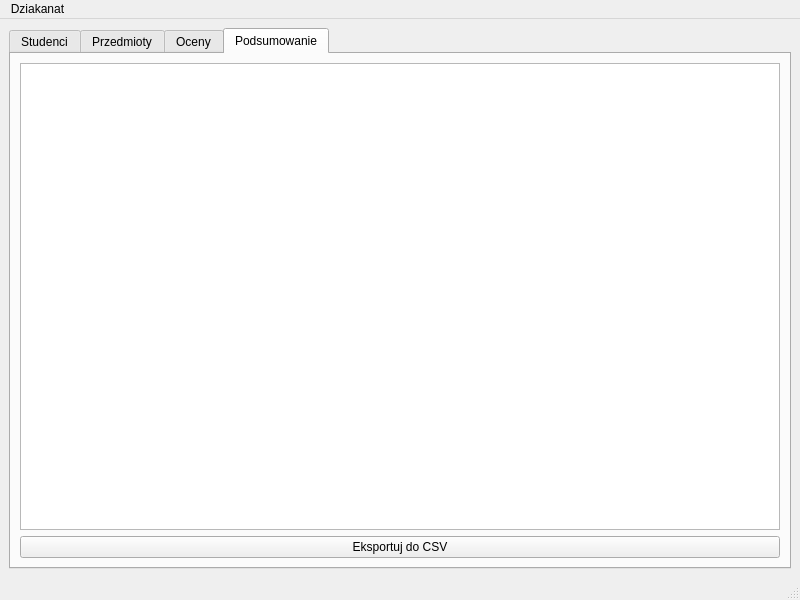
First picture: the form in mainwindow.ui, repository filipdbr/simple-student-crud, before the edit.
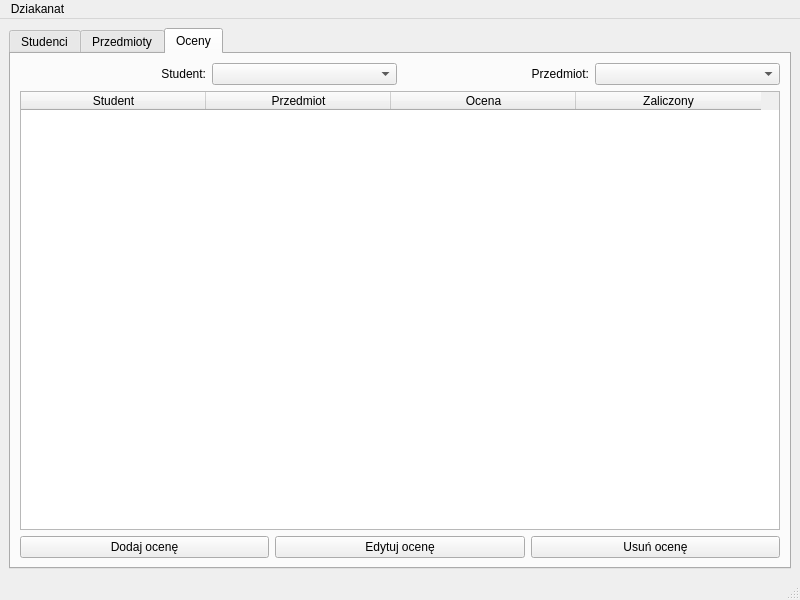
Second picture: the form after the edit. The open tabs and pages were chosen to show the change.

The edit to the form file:
```diff
--- a/mainwindow.ui
+++ b/mainwindow.ui
@@ -163,6 +163,9 @@
             <property name="text">
              <string>Student:</string>
             </property>
+            <property name="alignment">
+             <set>Qt::AlignmentFlag::AlignRight|Qt::AlignmentFlag::AlignTrailing|Qt::AlignmentFlag::AlignVCenter</set>
+            </property>
            </widget>
           </item>
           <item>
@@ -173,6 +176,9 @@
             <property name="text">
              <string>Przedmiot:</string>
             </property>
+            <property name="alignment">
+             <set>Qt::AlignmentFlag::AlignRight|Qt::AlignmentFlag::AlignTrailing|Qt::AlignmentFlag::AlignVCenter</set>
+            </property>
            </widget>
           </item>
           <item>
@@ -237,27 +243,6 @@
         </item>
        </layout>
       </widget>
-      <widget class="QWidget" name="tab_podsumowanie">
-       <attribute name="title">
-        <string>Podsumowanie</string>
-       </attribute>
-       <layout class="QVBoxLayout" name="verticalLayout_5">
-        <item>
-         <widget class="QTableWidget" name="tabela_podsumowanie"/>
-        </item>
-        <item>
-         <layout class="QHBoxLayout" name="horizontalLayout_5">
-          <item>
-           <widget class="QPushButton" name="pb_eksport">
-            <property name="text">
-             <string>Eksportuj do CSV</string>
-            </property>
-           </widget>
-          </item>
-         </layout>
-        </item>
-       </layout>
-      </widget>
      </widget>
     </item>
    </layout>
```
Left out of the diff: 2 changed lines with no effect on the pictures.
